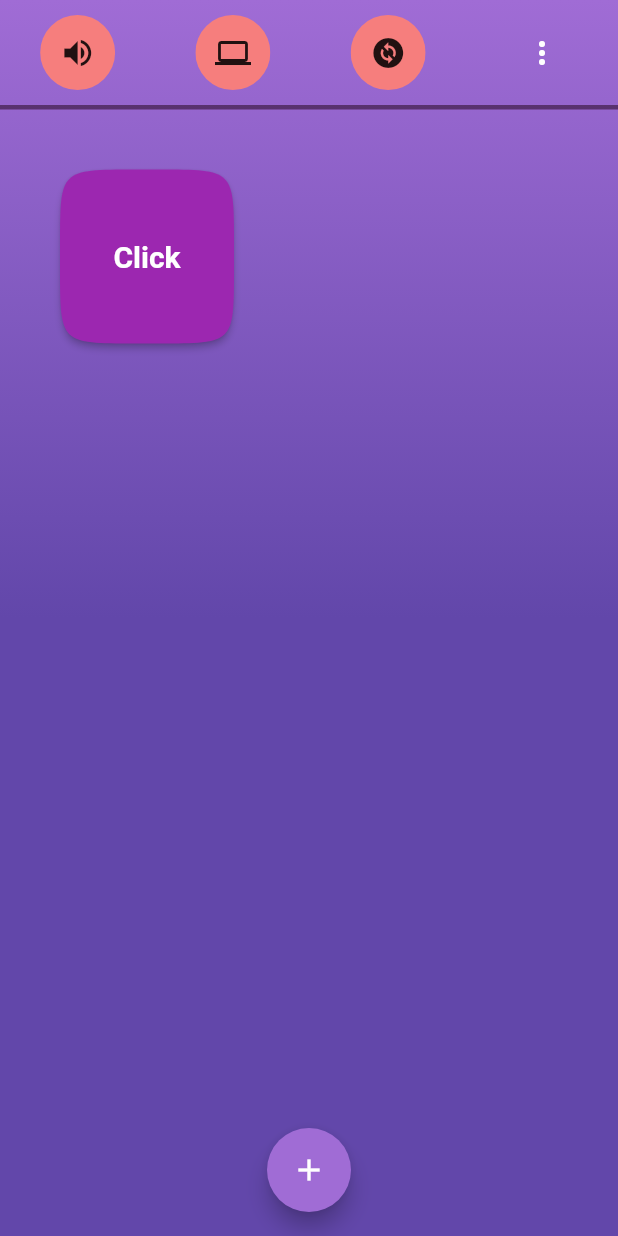
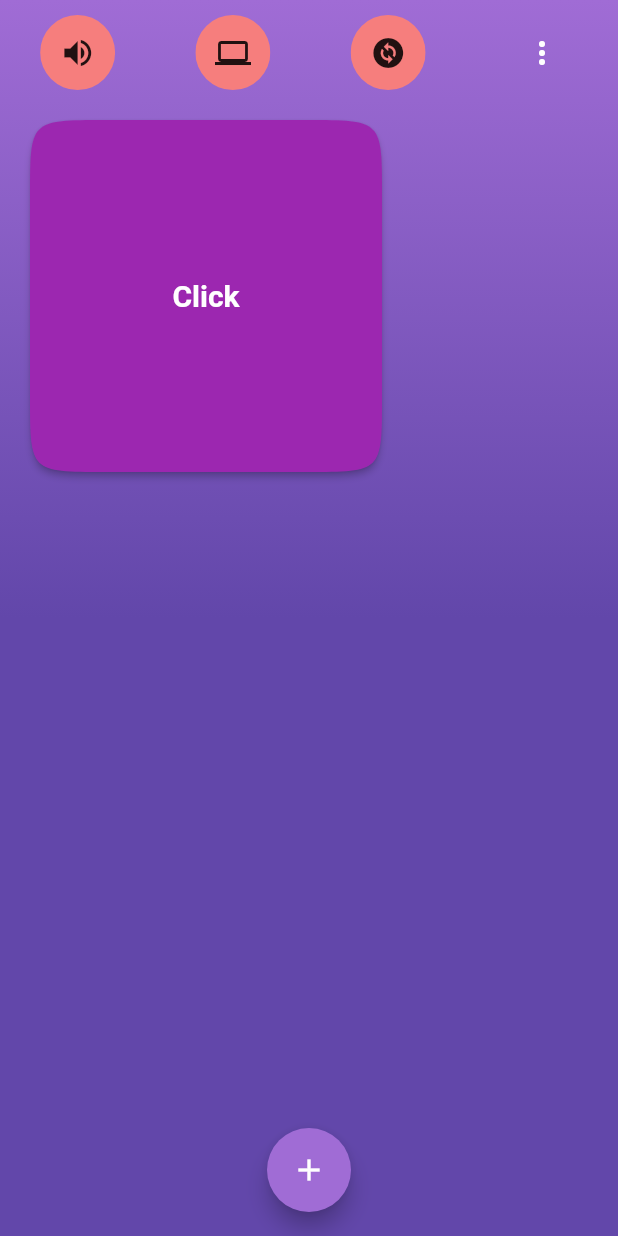
Before and after one commit to Dr-N0/PC-TV, a Flutter app: the screen it shows after launch, after a tap on the "add" icon, on a phone screen of 412 x 824 dp. Run offline on Flutter 3.47's test engine with Material 2 defaults, Android fonts, the light colour scheme and no system bars; our stand-ins replace shared_preferences; accounts and stored records are empty.

Commit message:
Some small changes, trying to get boxes to space

```diff
--- a/pc_tv_phone/lib/screens/App.dart
+++ b/pc_tv_phone/lib/screens/App.dart
@@ -11,7 +11,7 @@ class App extends StatefulWidget {
 }
 
 class _AppState extends State<App> {
-  var appBarHeight = AppBar().preferredSize.height;
+  var appBarHeight = AppBar().preferredSize.height + 10;
 
   void selectedItem(BuildContext context, item) {
     switch (item) {
@@ -71,15 +71,8 @@ class _AppState extends State<App> {
           ),
           child: Column(
             children: <Widget>[
-              Container(
-                padding: const EdgeInsets.only(top: 10, bottom: 10),
-                decoration: const BoxDecoration(
-                  border: Border(
-                    bottom: BorderSide(
-                        width: 3.0, color: Color.fromARGB(132, 32, 1, 22)),
-                  ),
-                  color: Colors.transparent,
-                ),
+              Padding(
+                padding: const EdgeInsets.only(top: 10),
                 child: Row(
                   mainAxisAlignment: MainAxisAlignment.spaceAround,
                   children: [
@@ -92,7 +85,7 @@ class _AppState extends State<App> {
                           iconTheme: const IconThemeData(color: Colors.white)),
                       child: PopupMenuButton<int>(
                         color: Colors.white,
-                        offset: Offset(0.0, appBarHeight + 10),
+                        offset: Offset(0.0, appBarHeight),
                         itemBuilder: (context) => [
                           const PopupMenuItem<int>(
                               value: 0, child: Text("Settings")),
@@ -120,7 +113,20 @@ class _AppState extends State<App> {
                   ],
                 ),
               ),
-              Flexible(child: InteractiveSquares()),
+              // TODO:
+              // Box spawn in z form (New import?)
+              // Box sizing change to be symetrical (Revamp squaresfunc)
+              // Grid needs to snap per 2 columns (PageController?)
+              // Indicator at bottom for created columns
+              // Button turns into popup dialog for custom button
+              Flexible(
+                child: SizedBox(
+                  height: MediaQuery.of(context).size.height,
+                  child: const Center(
+                    child: InteractiveSquares(),
+                  ),
+                ),
+              ),
             ],
           ),
         ),
--- a/pc_tv_phone/lib/screens/InteractiveSquares.dart
+++ b/pc_tv_phone/lib/screens/InteractiveSquares.dart
@@ -1,4 +1,5 @@
 import 'package:flutter/material.dart';
+import 'package:flutter_staggered_grid_view/flutter_staggered_grid_view.dart';
 
 class InteractiveSquares extends StatefulWidget {
   const InteractiveSquares({Key? key}) : super(key: key);
@@ -8,17 +9,24 @@ class InteractiveSquares extends StatefulWidget {
 }
 
 class _InteractiveSquaresState extends State<InteractiveSquares> {
-  List<Widget> _squareList = [];
+  final List<Widget> _squareList = <Widget>[];
+  final ScrollController _scrollController = ScrollController();
 
-  void _addCustomSquare() {
+  void _addCustomSquare() async {
     setState(() {
       _squareList.add(_square());
     });
+
+    await _scrollController.animateTo(
+      _scrollController.position.maxScrollExtent,
+      curve: Curves.easeOut,
+      duration: const Duration(milliseconds: 300),
+    );
   }
 
   Widget _square() {
     return Container(
-      padding: const EdgeInsets.all(40),
+      width: MediaQuery.of(context).size.width / 2,
       child: ElevatedButton(
         style: ElevatedButton.styleFrom(
           primary: Colors.purple,
@@ -28,7 +36,9 @@ class _InteractiveSquaresState extends State<InteractiveSquares> {
             borderRadius: BorderRadius.all(Radius.circular(50)),
           ),
         ),
-        onPressed: () {},
+        onPressed: () {
+          print(_scrollController.positions);
+        },
         child: Text('Click'),
       ),
     );
@@ -39,17 +49,24 @@ class _InteractiveSquaresState extends State<InteractiveSquares> {
     return Scaffold(
       backgroundColor: Colors.transparent,
       body: Center(
-        // Center is a layout widget. It takes a single child and positions it
-        // in the middle of the parent.
         child: GridView.builder(
-            gridDelegate: const SliverGridDelegateWithMaxCrossAxisExtent(
-                maxCrossAxisExtent: 300,
-                crossAxisSpacing: 20,
-                mainAxisSpacing: 20),
-            itemCount: _squareList.length,
-            itemBuilder: (BuildContext ctx, index) {
-              return _squareList[index];
-            }),
+          primary: false,
+          padding: const EdgeInsets.all(20),
+          scrollDirection: Axis.horizontal,
+          controller: _scrollController,
+          gridDelegate: SliverWovenGridDelegate.count(
+            crossAxisCount: 3,
+            mainAxisSpacing: 10,
+            crossAxisSpacing: 10,
+            pattern: [
+              WovenGridTile(1),
+            ],
+          ),
+          itemCount: _squareList.length,
+          itemBuilder: (BuildContext ctx, index) {
+            return _squareList[index];
+          },
+        ),
       ),
       floatingActionButton: FloatingActionButton(
         onPressed: _addCustomSquare,
--- a/pc_tv_phone/pubspec.yaml
+++ b/pc_tv_phone/pubspec.yaml
@@ -32,6 +32,7 @@ dependencies:
 
   http: ^0.13.4
   shared_preferences: ^2.0.13
+  flutter_staggered_grid_view: ^0.6.2
 
 dev_dependencies:
   flutter_test:
```
Also changed, not shown: pc_tv_phone/pubspec.lock.
